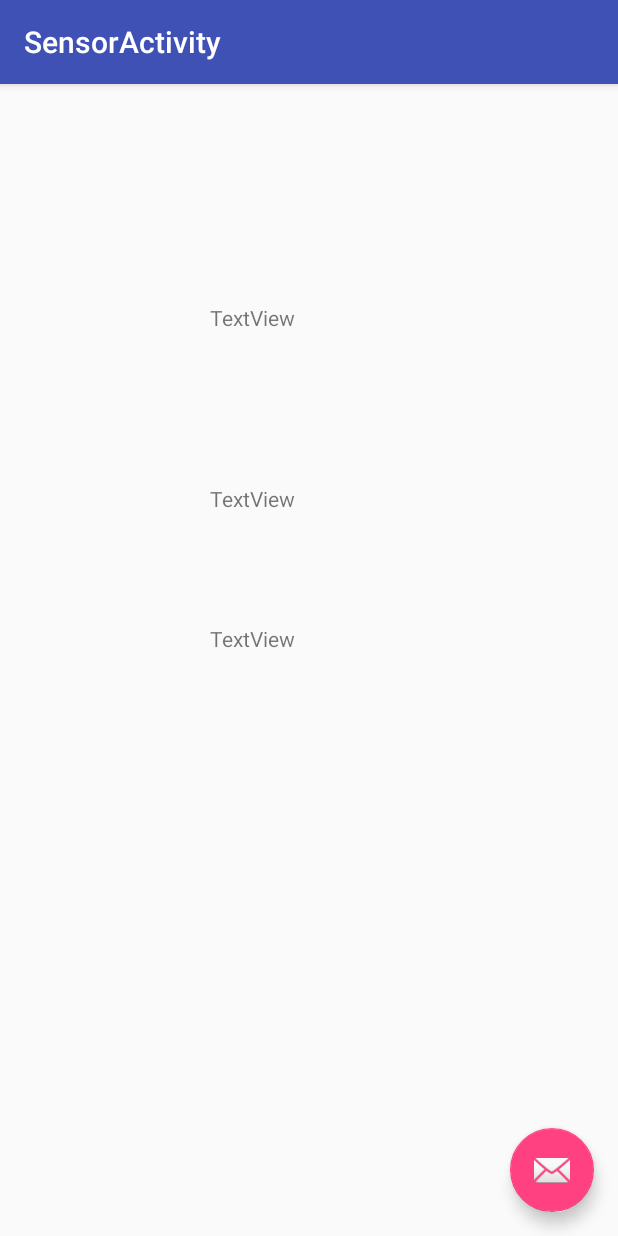
After one commit to rty813/zhang.myapplication, an Android app: the SensorActivity screen opened directly, with no data from a screen before it, on a phone screen of 412 x 824 dp. The commit adds this screen. Run offline under Robolectric (Android 15) with nearby library versions, the phone set to English and light mode, and no system bars.

Commit message:
加入了重力、加速度、距离传感器功能

```diff
--- a/app/src/main/AndroidManifest.xml
+++ b/app/src/main/AndroidManifest.xml
@@ -28,6 +28,10 @@
         <activity
             android:name=".Tabs"
             android:label="@string/title_activity_tabs"
+            android:theme="@style/AppTheme.NoActionBar" />
+        <activity
+            android:name=".SensorActivity"
+            android:label="@string/title_activity_sensor"
             android:theme="@style/AppTheme.NoActionBar"></activity>
     </application>
 
--- /dev/null
+++ b/app/src/main/java/com/example/zhang/myapplication/SensorActivity.java
@@ -0,0 +1,89 @@
+package com.example.zhang.myapplication;
+
+import android.hardware.Sensor;
+import android.hardware.SensorEvent;
+import android.hardware.SensorEventListener;
+import android.hardware.SensorManager;
+import android.os.Bundle;
+import android.support.design.widget.FloatingActionButton;
+import android.support.design.widget.Snackbar;
+import android.support.v7.app.AppCompatActivity;
+import android.support.v7.widget.Toolbar;
+import android.view.View;
+import android.widget.TextView;
+
+import static android.hardware.Sensor.TYPE_PROXIMITY;
+
+public class SensorActivity extends AppCompatActivity implements SensorEventListener {
+    private TextView tv1,tv2,tv3;
+    private SensorManager mSensorManager;
+    @Override
+    protected void onCreate(Bundle savedInstanceState) {
+        super.onCreate(savedInstanceState);
+        setContentView(R.layout.activity_sensor);
+        Toolbar toolbar = (Toolbar) findViewById(R.id.toolbar);
+        setSupportActionBar(toolbar);
+
+        FloatingActionButton fab = (FloatingActionButton) findViewById(R.id.fab);
+        fab.setOnClickListener(new View.OnClickListener() {
+            @Override
+            public void onClick(View view) {
+                Snackbar.make(view, "Replace with your own action", Snackbar.LENGTH_LONG)
+                        .setAction("Action", null).show();
+            }
+        });
+
+        tv1 = (TextView) findViewById(R.id.Sensor_Proximity_textview);
+        tv2 = (TextView) findViewById(R.id.Sensor_Accelerometer_textview);
+        tv3 = (TextView) findViewById(R.id.Sensor_Gravity_TextView);
+        mSensorManager = (SensorManager)getSystemService(SENSOR_SERVICE);
+    }
+
+    @Override
+    protected void onPause() {
+        super.onPause();
+        mSensorManager.unregisterListener(this);
+    }
+
+    @Override
+    protected void onResume() {
+        super.onResume();
+        mSensorManager.registerListener(this,
+                mSensorManager.getDefaultSensor(TYPE_PROXIMITY),
+                SensorManager.SENSOR_DELAY_NORMAL);
+        mSensorManager.registerListener(this,
+                mSensorManager.getDefaultSensor(Sensor.TYPE_ACCELEROMETER),
+                SensorManager.SENSOR_DELAY_NORMAL);
+        mSensorManager.registerListener(this,
+                mSensorManager.getDefaultSensor(Sensor.TYPE_GRAVITY),
+                SensorManager.SENSOR_DELAY_NORMAL);
+    }
+
+    @Override
+    public void onSensorChanged(SensorEvent sensorEvent) {
+        switch(sensorEvent.sensor.getType())
+        {
+            case Sensor.TYPE_PROXIMITY:
+                String distance = "距离："+sensorEvent.values[0];
+                tv1.setText(distance);
+                break;
+            case Sensor.TYPE_ACCELEROMETER:
+                String accelerometer = "加速度：\n"+"X:"+sensorEvent.values[0]
+                        +"\nY:"+sensorEvent.values[1]
+                        +"\nZ:"+sensorEvent.values[2];
+                tv2.setText(accelerometer);
+                break;
+            case Sensor.TYPE_GRAVITY:
+                String Gravity = "重力：\n"+"X:"+sensorEvent.values[0]
+                        +"\nY:"+sensorEvent.values[1]
+                        +"\nZ:"+sensorEvent.values[2];
+                tv3.setText(Gravity);
+                break;
+        }
+    }
+
+    @Override
+    public void onAccuracyChanged(Sensor sensor, int i) {
+
+    }
+}
--- /dev/null
+++ b/app/src/main/res/layout/activity_sensor.xml
@@ -0,0 +1,34 @@
+<?xml version="1.0" encoding="utf-8"?>
+<android.support.design.widget.CoordinatorLayout xmlns:android="http://schemas.android.com/apk/res/android"
+    xmlns:app="http://schemas.android.com/apk/res-auto"
+    xmlns:tools="http://schemas.android.com/tools"
+    android:layout_width="match_parent"
+    android:layout_height="match_parent"
+    android:fitsSystemWindows="true"
+    tools:context="com.example.zhang.myapplication.SensorActivity">
+
+    <android.support.design.widget.AppBarLayout
+        android:layout_width="match_parent"
+        android:layout_height="wrap_content"
+        android:theme="@style/AppTheme.AppBarOverlay">
+
+        <android.support.v7.widget.Toolbar
+            android:id="@+id/toolbar"
+            android:layout_width="match_parent"
+            android:layout_height="?attr/actionBarSize"
+            android:background="?attr/colorPrimary"
+            app:popupTheme="@style/AppTheme.PopupOverlay" />
+
+    </android.support.design.widget.AppBarLayout>
+
+    <include layout="@layout/content_sensor" />
+
+    <android.support.design.widget.FloatingActionButton
+        android:id="@+id/fab"
+        android:layout_width="wrap_content"
+        android:layout_height="wrap_content"
+        android:layout_gravity="bottom|end"
+        android:layout_margin="@dimen/fab_margin"
+        app:srcCompat="@android:drawable/ic_dialog_email" />
+
+</android.support.design.widget.CoordinatorLayout>
--- /dev/null
+++ b/app/src/main/res/layout/content_sensor.xml
@@ -0,0 +1,47 @@
+<?xml version="1.0" encoding="utf-8"?>
+<RelativeLayout xmlns:android="http://schemas.android.com/apk/res/android"
+    xmlns:app="http://schemas.android.com/apk/res-auto"
+    xmlns:tools="http://schemas.android.com/tools"
+    android:id="@+id/content_sensor"
+    android:layout_width="match_parent"
+    android:layout_height="match_parent"
+    android:paddingBottom="@dimen/activity_vertical_margin"
+    android:paddingLeft="@dimen/activity_horizontal_margin"
+    android:paddingRight="@dimen/activity_horizontal_margin"
+    android:paddingTop="@dimen/activity_vertical_margin"
+    app:layout_behavior="@string/appbar_scrolling_view_behavior"
+    tools:context="com.example.zhang.myapplication.SensorActivity"
+    tools:showIn="@layout/activity_sensor">
+
+    <TextView
+        android:text="TextView"
+        android:layout_width="wrap_content"
+        android:layout_height="wrap_content"
+        android:layout_alignParentTop="true"
+        android:layout_alignParentLeft="true"
+        android:layout_alignParentStart="true"
+        android:layout_marginLeft="124dp"
+        android:layout_marginStart="124dp"
+        android:layout_marginTop="130dp"
+        android:id="@+id/Sensor_Proximity_textview" />
+
+    <TextView
+        android:text="TextView"
+        android:layout_width="wrap_content"
+        android:layout_height="wrap_content"
+        android:layout_below="@+id/Sensor_Proximity_textview"
+        android:layout_alignLeft="@+id/Sensor_Proximity_textview"
+        android:layout_alignStart="@+id/Sensor_Proximity_textview"
+        android:layout_marginTop="101dp"
+        android:id="@+id/Sensor_Accelerometer_textview" />
+
+    <TextView
+        android:text="TextView"
+        android:layout_width="wrap_content"
+        android:layout_height="wrap_content"
+        android:layout_below="@+id/Sensor_Accelerometer_textview"
+        android:layout_alignLeft="@+id/Sensor_Accelerometer_textview"
+        android:layout_alignStart="@+id/Sensor_Accelerometer_textview"
+        android:layout_marginTop="74dp"
+        android:id="@+id/Sensor_Gravity_TextView" />
+</RelativeLayout>
--- a/app/src/main/res/values/strings.xml
+++ b/app/src/main/res/values/strings.xml
@@ -8,4 +8,5 @@
     <string name="action_settings">Settings</string>
     <string name="title_activity_tabs">Tabs</string>
     <string name="section_format">Hello World from section: %1$d</string>
+    <string name="title_activity_sensor">SensorActivity</string>
 </resources>
```
Also changed, not shown: app/src/main/java/com/example/zhang/myapplication/MainActivity.java (+14 -1 lines), app/src/main/res/layout/activity_main.xml (+7 -3 lines), 3 other files.
